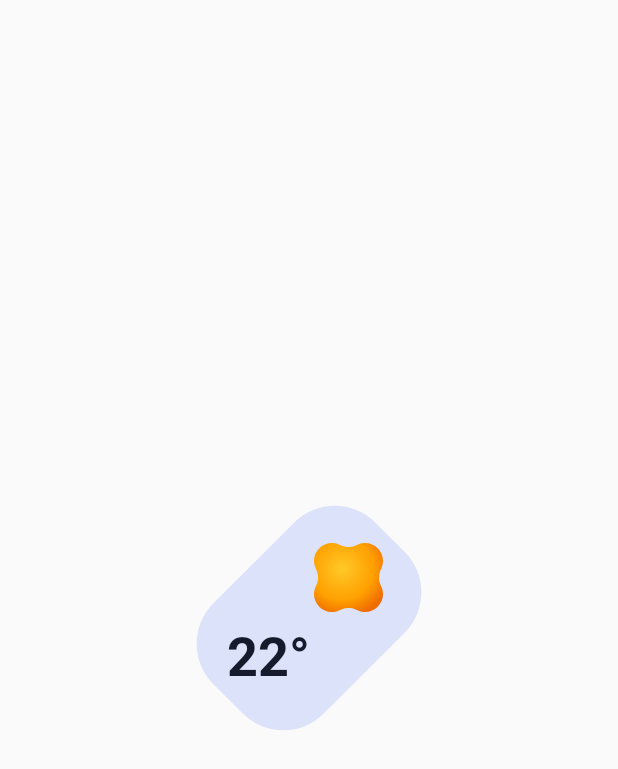
After one commit to Shiqan/material-widgets, an Android app built with Jetpack Compose: the layout widget_preview_weather_tilted_pill.xml on its own in the app's theme, with its tools: preview values and no code run, on a phone screen of 412 x 824 dp. The commit adds this screen. Shown: the top 769 px of the screen. Run offline under Robolectric (Android 15) with nearby library versions, the phone set to English and light mode, and no system bars; network calls fail.

Commit message:
feat(weather): add 45-degree tilted weather pill widget

```diff
--- a/app/src/main/kotlin/dev/shiqan/materialwidgets/widget/util/WidgetPreviewRegistry.kt
+++ b/app/src/main/kotlin/dev/shiqan/materialwidgets/widget/util/WidgetPreviewRegistry.kt
@@ -58,6 +58,8 @@ import dev.shiqan.materialwidgets.widget.weather.WeatherAppWidget
 import dev.shiqan.materialwidgets.widget.weather.WeatherAppWidgetReceiver
 import dev.shiqan.materialwidgets.widget.weather.WeatherPillAppWidget
 import dev.shiqan.materialwidgets.widget.weather.WeatherPillAppWidgetReceiver
+import dev.shiqan.materialwidgets.widget.weather.WeatherTiltedPillAppWidget
+import dev.shiqan.materialwidgets.widget.weather.WeatherTiltedPillAppWidgetReceiver
 import kotlinx.coroutines.Dispatchers
 import kotlinx.coroutines.withContext
 import kotlin.reflect.KClass
@@ -79,6 +81,7 @@ object WidgetPreviewRegistry {
         WidgetPreviewSpec(CircleClockAppWidgetReceiver::class.java, DpSize(160.dp, 160.dp)) { CircleClockAppWidget() },
         WidgetPreviewSpec(WeatherAppWidgetReceiver::class.java, DpSize(160.dp, 160.dp)) { WeatherAppWidget() },
         WidgetPreviewSpec(WeatherPillAppWidgetReceiver::class.java, DpSize(280.dp, 130.dp)) { WeatherPillAppWidget() },
+        WidgetPreviewSpec(WeatherTiltedPillAppWidgetReceiver::class.java, DpSize(160.dp, 160.dp)) { WeatherTiltedPillAppWidget() },
         WidgetPreviewSpec(MusicAppWidgetReceiver::class.java, DpSize(280.dp, 140.dp)) { MusicAppWidget() },
         WidgetPreviewSpec(MusicPillAppWidgetReceiver::class.java, DpSize(320.dp, 64.dp)) { MusicPillAppWidget() },
         WidgetPreviewSpec(BatteryAppWidgetReceiver::class.java, DpSize(160.dp, 160.dp)) { BatteryAppWidget() },
--- a/app/src/main/kotlin/dev/shiqan/materialwidgets/widget/weather/WeatherAppWidget.kt
+++ b/app/src/main/kotlin/dev/shiqan/materialwidgets/widget/weather/WeatherAppWidget.kt
@@ -325,8 +325,13 @@ object WeatherRepository {
             updateAppWidgetState(context, glanceId, writeSnapshot)
             WeatherPillAppWidget().update(context, glanceId)
         }
+        for (glanceId in manager.getGlanceIds(WeatherTiltedPillAppWidget::class.java)) {
+            updateAppWidgetState(context, glanceId, writeSnapshot)
+            WeatherTiltedPillAppWidget().update(context, glanceId)
+        }
         refreshWidgetPreview(context, WeatherAppWidgetReceiver::class)
         refreshWidgetPreview(context, WeatherPillAppWidgetReceiver::class)
+        refreshWidgetPreview(context, WeatherTiltedPillAppWidgetReceiver::class)
     }
 
     internal fun resolveSnapshotFromPrefs(
--- /dev/null
+++ b/app/src/main/res/drawable/bg_weather_tilted_pill.xml
@@ -0,0 +1,15 @@
+<?xml version="1.0" encoding="utf-8"?>
+<vector xmlns:android="http://schemas.android.com/apk/res/android"
+    android:width="180dp"
+    android:height="180dp"
+    android:viewportWidth="180"
+    android:viewportHeight="180">
+    <group
+        android:pivotX="90"
+        android:pivotY="90"
+        android:rotation="-45">
+        <path
+            android:fillColor="@android:color/white"
+            android:pathData="M46,30 L134,30 A44,44 0 0 1 178,74 L178,106 A44,44 0 0 1 134,150 L46,150 A44,44 0 0 1 2,106 L2,74 A44,44 0 0 1 46,30 Z" />
+    </group>
+</vector>
--- /dev/null
+++ b/app/src/main/res/layout/widget_preview_weather_tilted_pill.xml
@@ -0,0 +1,43 @@
+<?xml version="1.0" encoding="utf-8"?>
+<FrameLayout xmlns:android="http://schemas.android.com/apk/res/android"
+    android:layout_width="match_parent"
+    android:layout_height="match_parent">
+
+    <FrameLayout
+        android:layout_width="156dp"
+        android:layout_height="156dp"
+        android:layout_gravity="center"
+        android:background="@drawable/bg_weather_tilted_pill"
+        android:backgroundTint="@color/widget_preview_secondary_container"
+        android:padding="17dp">
+
+        <FrameLayout
+            android:layout_width="68dp"
+            android:layout_height="68dp"
+            android:layout_gravity="top|end">
+
+            <ImageView
+                android:layout_width="46dp"
+                android:layout_height="46dp"
+                android:layout_gravity="center"
+                android:contentDescription="@null"
+                android:src="@drawable/ic_weather_sun_scalloped" />
+        </FrameLayout>
+
+        <FrameLayout
+            android:layout_width="68dp"
+            android:layout_height="68dp"
+            android:layout_gravity="bottom|start">
+
+            <TextView
+                android:layout_width="wrap_content"
+                android:layout_height="wrap_content"
+                android:layout_gravity="center"
+                android:includeFontPadding="false"
+                android:text="22°"
+                android:textColor="@color/widget_preview_on_secondary_container"
+                android:textSize="36sp"
+                android:textStyle="bold" />
+        </FrameLayout>
+    </FrameLayout>
+</FrameLayout>
--- a/app/src/main/res/values/strings.xml
+++ b/app/src/main/res/values/strings.xml
@@ -36,6 +36,8 @@
     <string name="ring_toggle_widget_description">1x1 Material You quick button to switch to Sound / Ring mode</string>
     <string name="weather_pill_widget_name">Material You Weather Pill</string>
     <string name="weather_pill_widget_description">Stadium pill weather widget with scalloped sun badge, date, current temp, and H/L range</string>
+    <string name="weather_tilted_pill_widget_name">Material You Tilted Weather Pill</string>
+    <string name="weather_tilted_pill_widget_description">Pixel-style 45° tilted rounded pill with current weather icon and temperature</string>
     <string name="clock_battery_pill_widget_name">Material You Clock &amp; Battery Pill</string>
     <string name="clock_battery_pill_widget_description">Stadium pill digital clock with date header and live battery percentage</string>
     <string name="date_clock_pill_widget_name">Material You Date &amp; Clock Pill</string>
```
Also changed, not shown: app/src/main/AndroidManifest.xml (+12 -0 lines), app/src/main/kotlin/dev/shiqan/materialwidgets/ui/main/MainScreen.kt (+12 -0 lines), app/src/main/kotlin/dev/shiqan/materialwidgets/widget/weather/WeatherTiltedPillAppWidget.kt (added, +200 -0 lines), app/src/main/res/xml/weather_tilted_pill_widget_info.xml (added, +16 -0 lines), 3 other files.
